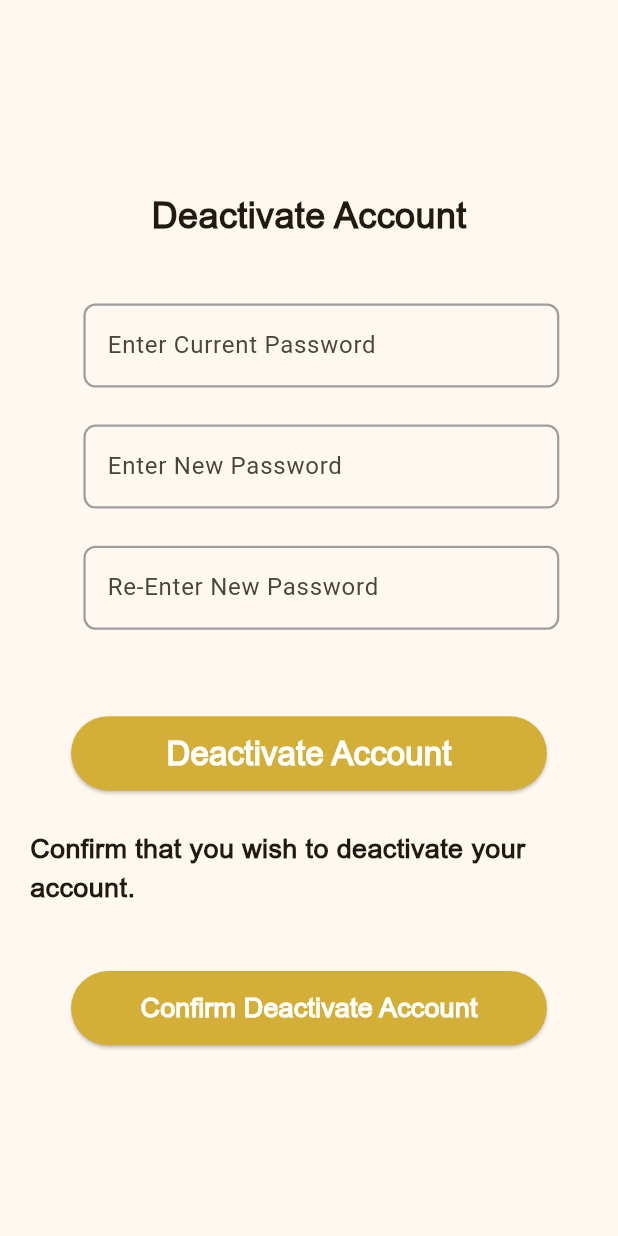
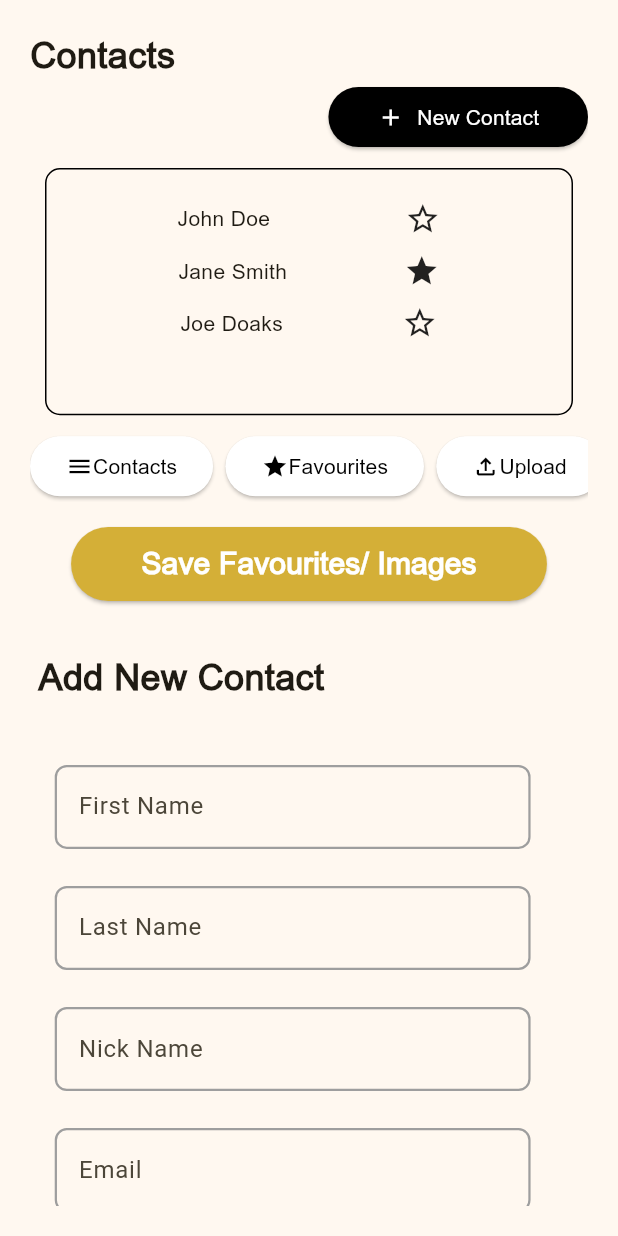
Before and after one commit to zainchaudhary4/Tenth-Fifth-Pays, a Flutter app: the DeactivateAccountPage screen opened directly, after a tap on "Confirm Deactivate Account", on a phone screen of 412 x 824 dp. Run offline on Flutter 3.47's test engine with Material 3 defaults, Android fonts, the phone set to English and light mode, and no system bars; our stand-ins replace get, pinput.

Commit message:
Contacts and Favourites page

```diff
--- /dev/null
+++ b/lib/Controller/Contacts And Favourites And Pics/contacts_controller.dart
@@ -0,0 +1,14 @@
+import 'package:get/get.dart';
+import 'package:flutter/material.dart';
+
+class ContactsController extends GetxController{
+  RxInt selectedButtonIndex = (-1).obs;
+  TextEditingController fNameController = TextEditingController();
+  TextEditingController lNameController = TextEditingController();
+  TextEditingController nickNameController = TextEditingController();
+  TextEditingController emailController = TextEditingController();
+  TextEditingController phoneController = TextEditingController();
+  TextEditingController appPayAccController = TextEditingController();
+  TextEditingController gPayAccController = TextEditingController();
+
+}
--- /dev/null
+++ b/lib/View/Contacts And Favourites And Pics/add_new_contact.dart
@@ -0,0 +1,115 @@
+import 'package:flutter/material.dart';
+import 'package:get/get.dart';
+import 'package:tenth_fifth_pays/Controller/Contacts%20And%20Favourites%20And%20Pics/contacts_controller.dart';
+import '../Utils/colors.dart';
+import '../Widgets/textfields.dart';
+
+class AddNewContact extends StatelessWidget{
+  const AddNewContact({super.key});
+
+  @override
+  Widget build(BuildContext context) {
+    final height = MediaQuery.of(context).size.height;
+    final width = MediaQuery.of(context).size.width;
+    final contactsController = Get.find<ContactsController>();
+    return Column(
+      mainAxisAlignment: MainAxisAlignment.center,
+      crossAxisAlignment: CrossAxisAlignment.start,
+      children: [
+        const Text("\n Add New Contact", style: TextStyle(fontFamily: "Arial", fontSize: 24, fontWeight: FontWeight.bold)),
+        Padding(
+          padding:  EdgeInsets.only(
+              left: width*0.04,
+              top: height*0.05
+          ),
+          child: CustomTextField(
+            label: 'First Name',
+            controller: contactsController.fNameController,
+            textInputType: TextInputType.text,
+          ),
+        ),
+        Padding(
+          padding:  EdgeInsets.only(
+            top: height*0.03,
+            left: width*0.04,
+          ),
+          child: CustomTextField(
+            label: 'Last Name',
+            controller: contactsController.lNameController,
+            textInputType: TextInputType.text,
+          ),
+        ),
+        Padding(
+          padding:  EdgeInsets.only(
+            top: height*0.03,
+            left: width*0.04,
+          ),
+          child: CustomTextField(
+            label: 'Nick Name',
+            controller: contactsController.nickNameController,
+            textInputType: TextInputType.text,
+          ),
+        ),
+        Padding(
+          padding:  EdgeInsets.only(
+              left: width*0.04,
+              top: height*0.03
+          ),
+          child: CustomTextField(
+            label: 'Email',
+            controller: contactsController.emailController,
+            textInputType: TextInputType.emailAddress,
+          ),
+        ),
+        Padding(
+          padding:  EdgeInsets.only(
+            top: height*0.03,
+            left: width*0.04,
+          ),
+          child: CustomTextField(
+            label: 'Phone Number',
+            controller: contactsController.phoneController,
+            textInputType: TextInputType.phone,
+          ),
+        ),
+        Padding(
+          padding:  EdgeInsets.only(
+            top: height*0.03,
+            left: width*0.04,
+          ),
+          child: CustomTextField(
+            label: 'Apple Pay Account',
+            controller: contactsController.appPayAccController,
+            textInputType: TextInputType.phone,
+          ),
+        ),
+        Padding(
+          padding:  EdgeInsets.only(
+            top: height*0.03,
+            left: width*0.04,
+            bottom: height*0.05,
+          ),
+          child: CustomTextField(
+            label: 'Google Pay Account',
+            controller: contactsController.gPayAccController,
+            textInputType: TextInputType.phone,
+          ),
+        ),
+        Center(
+          child: SizedBox(
+            height: height*0.06,
+            width: width*0.77,
+            child: ElevatedButton(
+              style: ElevatedButton.styleFrom(
+                  backgroundColor: AppPrimaryColor.primaryColor
+              ),
+              child: const Text('Save New Contact',style: TextStyle(fontFamily: 'Arial',fontSize: 22,color: Colors.white,fontWeight: FontWeight.w600),),
+              onPressed: (){},
+            ),
+          ),
+        ),
+      ],
+    );
+  }
+
+}
--- /dev/null
+++ b/lib/View/Contacts And Favourites And Pics/contacts_and_favourites_page.dart
@@ -0,0 +1,29 @@
+import 'package:flutter/material.dart';
+import 'package:tenth_fifth_pays/View/Contacts%20And%20Favourites%20And%20Pics/add_new_contact.dart';
+import 'package:tenth_fifth_pays/View/Contacts%20And%20Favourites%20And%20Pics/save_favourite_contacts.dart';
+
+
+class ContactsAndFavouritesPage extends StatelessWidget{
+  const ContactsAndFavouritesPage({super.key});
+
+  @override
+  Widget build(BuildContext context) {
+    return const Scaffold(
+      body: SafeArea(
+      child:Padding(
+        padding:EdgeInsets.all(20),
+        child: SingleChildScrollView(
+          child: Column(
+            mainAxisAlignment: MainAxisAlignment.center,
+            crossAxisAlignment: CrossAxisAlignment.center,
+            children: [
+              SaveFavouriteContacts(),
+              AddNewContact(),
+            ],
+          ),
+        ),
+      ),
+     ),
+    );
+  }
+}
--- /dev/null
+++ b/lib/View/Contacts And Favourites And Pics/save_favourite_contacts.dart
@@ -0,0 +1,188 @@
+import 'package:flutter/material.dart';
+import 'package:get/get.dart';
+import '../../Controller/Contacts And Favourites And Pics/contacts_controller.dart';
+import '../Utils/colors.dart';
+
+class SaveFavouriteContacts extends StatelessWidget {
+  const SaveFavouriteContacts({super.key});
+
+  @override
+  Widget build(BuildContext context) {
+    final height = MediaQuery.of(context).size.height;
+    final width = MediaQuery.of(context).size.width;
+    final contactsController = Get.put(ContactsController());
+
+    return Column(
+      crossAxisAlignment: CrossAxisAlignment.start,
+      children: [
+        const Text("Contacts", style: TextStyle(fontFamily: "Arial", fontSize: 24, fontWeight: FontWeight.bold)),
+        Align(
+          alignment: Alignment.topRight,
+          child: SizedBox(
+            width: width*0.42,
+            child: ElevatedButton(
+              onPressed: () {},
+              style: ElevatedButton.styleFrom(backgroundColor: Colors.black),
+              child: const Row(
+                mainAxisAlignment: MainAxisAlignment.spaceEvenly,
+                children: [
+                  Icon(Icons.add, color: Colors.white),
+                  Text("New Contact", style: TextStyle(fontFamily: "Arial", fontSize: 14, color: Colors.white)),
+                ],
+              ),
+            ),
+          ),
+        ),
+        Container(
+          margin: const EdgeInsets.all(10),
+          padding: const EdgeInsets.all(10),
+          height: height*0.2,
+          decoration: BoxDecoration(
+            border: Border.all(color: Colors.black),
+            borderRadius: BorderRadius.circular(10),
+          ),
+          child: Column(
+            mainAxisAlignment: MainAxisAlignment.spaceEvenly,
+            crossAxisAlignment: CrossAxisAlignment.start,
+            children: [
+              const Row(
+                mainAxisAlignment: MainAxisAlignment.spaceEvenly,
+                children: [
+                  Text("John Doe   ", style: TextStyle(fontFamily: "Arial")),
+                  Icon(Icons.star_border),
+                ],
+              ),
+              const Row(
+                mainAxisAlignment: MainAxisAlignment.spaceEvenly,
+                children: [
+                  Text("Jane Smith", style: TextStyle(fontFamily: "Arial")),
+                  Icon(Icons.star),
+                ],
+              ),
+              const Row(
+                mainAxisAlignment: MainAxisAlignment.spaceEvenly,
+                children: [
+                  Text("Joe Doaks", style: TextStyle(fontFamily: "Arial")),
+                  Icon(Icons.star_border),
+                ],
+              ),
+              SizedBox(height: height * 0.02,)
+            ],
+          ),
+        ),
+        SingleChildScrollView(
+          scrollDirection: Axis.horizontal,
+          child: Row(
+          children: [
+            // Button 1
+            Obx(() => ElevatedButton(
+              onPressed: () {
+                contactsController.selectedButtonIndex.value = 0; // Assign value here
+              },
+              style: ElevatedButton.styleFrom(
+                backgroundColor: contactsController.selectedButtonIndex.value == 0
+                    ? Colors.black
+                    : Colors.white,
+              ),
+              child: Row(
+                mainAxisAlignment: MainAxisAlignment.spaceEvenly,
+                children: [
+                  Icon(Icons.menu,
+                      color: contactsController.selectedButtonIndex.value == 0
+                          ? Colors.white
+                          : Colors.black),
+                  Text("Contacts",
+                      style: TextStyle(
+                        fontFamily: "Arial",
+                        color: contactsController.selectedButtonIndex.value == 0
+                            ? Colors.white
+                            : Colors.black,
+                      )),
+                ],
+              ),
+            )),
+            SizedBox(width: width*0.02,),
+            Obx(() => ElevatedButton(
+              onPressed: () {
+                contactsController.selectedButtonIndex.value = 1; // Assign value here
+              },
+              style: ElevatedButton.styleFrom(
+                backgroundColor: contactsController.selectedButtonIndex.value == 1
+                    ? Colors.black
+                    : Colors.white,
+              ),
+              child: Row(
+                mainAxisAlignment: MainAxisAlignment.spaceEvenly,
+                children: [
+                  Icon(Icons.star,
+                      color: contactsController.selectedButtonIndex.value == 1
+                          ? Colors.white
+                          : Colors.black),
+                  Text("Favourites",
+                      style: TextStyle(
+                        fontFamily: "Arial",
+                        color: contactsController.selectedButtonIndex.value == 1
+                            ? Colors.white
+                            : Colors.black,
+                      )),
+                ],
+              ),
+            )),
+            SizedBox(width: width*0.02,),
+            Obx(() => ElevatedButton(
+              onPressed: () {
+                contactsController.selectedButtonIndex.value = 2; // Assign value here
+              },
+              style: ElevatedButton.styleFrom(
+                backgroundColor: contactsController.selectedButtonIndex.value == 2
+                    ? Colors.black
+                    : Colors.white,
+              ),
+              child: Row(
+                mainAxisAlignment: MainAxisAlignment.spaceEvenly,
+                children: [
+                  Icon(Icons.file_upload_outlined,
+                      color: contactsController.selectedButtonIndex.value == 2
+                          ? Colors.white
+                          : Colors.black),
+                  Text("Upload",
+                      style: TextStyle(
+                        fontFamily: "Arial",
+                        color: contactsController.selectedButtonIndex.value == 2
+                            ? Colors.white
+                            : Colors.black,
+                      )),
+                ],
+              ),
+            )),
+          ],
+          ),
+        ),
+        Center(
+          child: Padding(
+            padding: EdgeInsets.only(top: height * 0.02),
+            child: SizedBox(
+              height: height * 0.06,
+              width: width * 0.77,
+              child: ElevatedButton(
+                style: ElevatedButton.styleFrom(
+                  backgroundColor: AppPrimaryColor.primaryColor,
+                ),
+                child: const Text(
+                  'Save Favourites/ Images',
+                  style: TextStyle(
+                    fontFamily: 'Arial',
+                    fontSize: 20,
+                    color: Colors.white,
+                    fontWeight: FontWeight.w600,
+                  ),
+                ),
+                onPressed: () {},
+              ),
+            ),
+          ),
+        ),
+      ],
+    );
+  }
+}
--- a/lib/View/Deactivate Account/deactivate_account_page.dart
+++ b/lib/View/Deactivate Account/deactivate_account_page.dart
@@ -1,5 +1,7 @@
 import 'package:flutter/material.dart';
+import 'package:get/get.dart';
 import 'package:tenth_fifth_pays/Controller/Deactivate%20Account/deactivate_account_controller.dart';
+import 'package:tenth_fifth_pays/View/Contacts%20And%20Favourites%20And%20Pics/contacts_and_favourites_page.dart';
 import '../Utils/colors.dart';
 import '../Widgets/textfields.dart';
 
@@ -97,7 +99,7 @@ class DeactivateAccountPage extends StatelessWidget{
                           backgroundColor: AppPrimaryColor.primaryColor
                       ),
                       child: const Text('Confirm Deactivate Account',style: TextStyle(fontFamily: 'Arial',fontSize: 18,color: Colors.white,fontWeight: FontWeight.w600),),
-                      onPressed: (){},
+                      onPressed: ()=> Get.to(()=> ContactsAndFavouritesPage()),
                     ),
                   ),
                 ),
```
